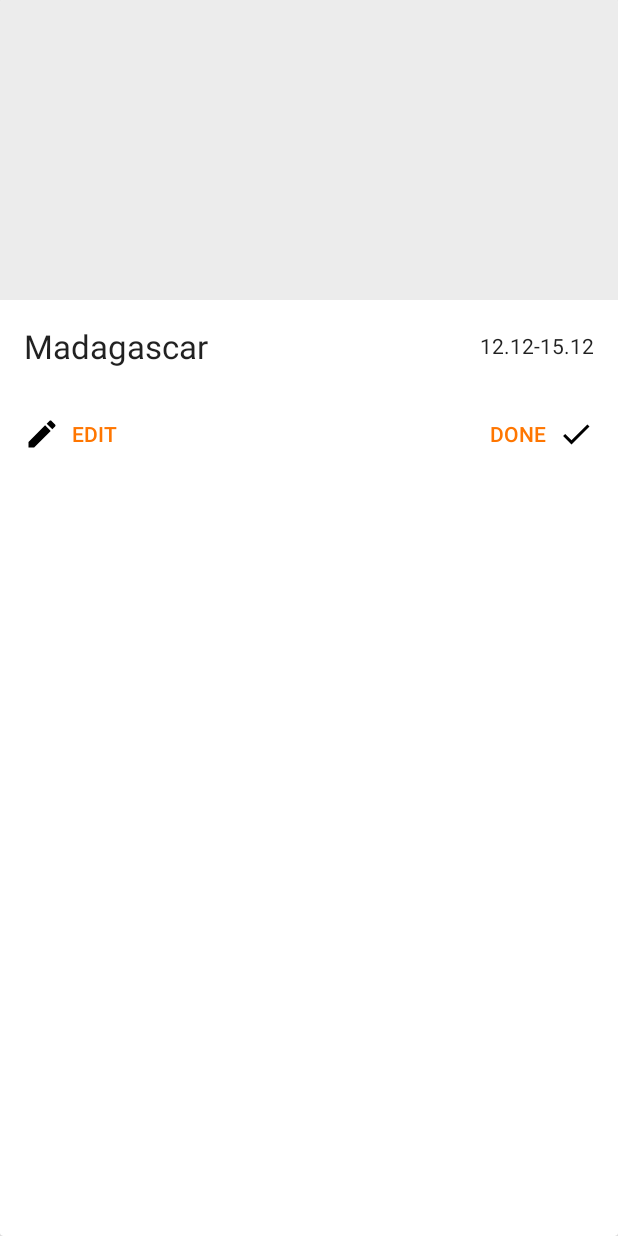
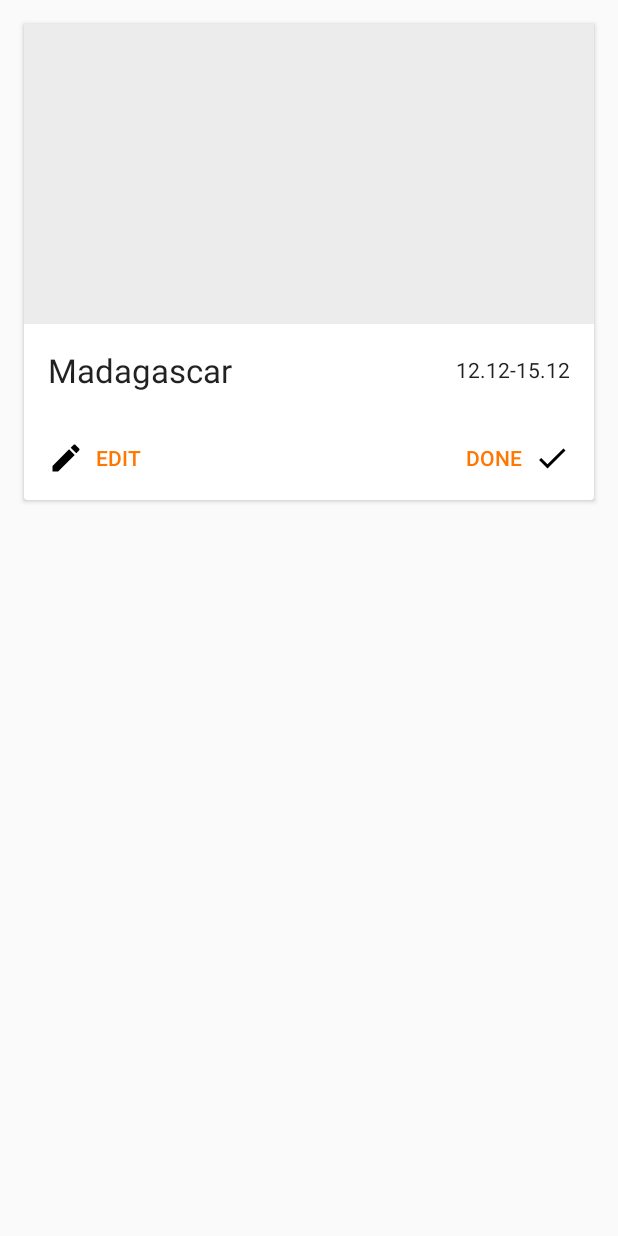
Before and after one commit to carvaq/Capstone-Project, an Android app: the layout item_trip.xml on its own in the app's theme, with its tools: preview values and no code run, on a phone screen of 412 x 824 dp. Run offline under Robolectric (Android 15) with nearby library versions, the phone set to English and light mode, and no system bars.

Commit message:
changed layouts to be more material

```diff
--- a/app/src/main/java/com/cvv/birdsofonefeather/travelperfect/view/CreateTripActivity.java
+++ b/app/src/main/java/com/cvv/birdsofonefeather/travelperfect/view/CreateTripActivity.java
@@ -37,7 +37,6 @@ public class CreateTripActivity extends BaseActivity
                 .addApi(Places.PLACE_DETECTION_API)
                 .enableAutoManage(this, this)
                 .build();
-        mTripBuilder.setTitle("A place");
     }
 
     @Override
--- a/app/src/main/java/com/cvv/birdsofonefeather/travelperfect/view/TripAdapter.java
+++ b/app/src/main/java/com/cvv/birdsofonefeather/travelperfect/view/TripAdapter.java
@@ -83,7 +83,7 @@ class TripAdapter extends RecyclerView.Adapter<TripAdapter.ViewHolder> {
     }
 
     @Override
-    public void onBindViewHolder(ViewHolder holder, int position) {
+    public void onBindViewHolder(final ViewHolder holder, int position) {
         mCursor.moveToPosition(position);
 
         String title = mCursor.getString(MainActivity.IDX_COL_NAME_OF_PLACE);
@@ -110,6 +110,7 @@ class TripAdapter extends RecyclerView.Adapter<TripAdapter.ViewHolder> {
         holder.title.setText(title);
         Picasso.with(mContext)
                 .load(imageUrl)
+                .placeholder(R.drawable.ic_image)
                 .centerCrop()
                 .into(holder.image);
     }
--- a/app/src/main/res/layout/item_trip.xml
+++ b/app/src/main/res/layout/item_trip.xml
@@ -3,7 +3,8 @@
 	xmlns:android="http://schemas.android.com/apk/res/android"
 	xmlns:tools="http://schemas.android.com/tools"
 	android:layout_width="match_parent"
-	android:layout_height="match_parent">
+	android:layout_height="wrap_content"
+	android:layout_margin="@dimen/frame_padding">
 
 	<LinearLayout
 		android:layout_width="match_parent"
```
